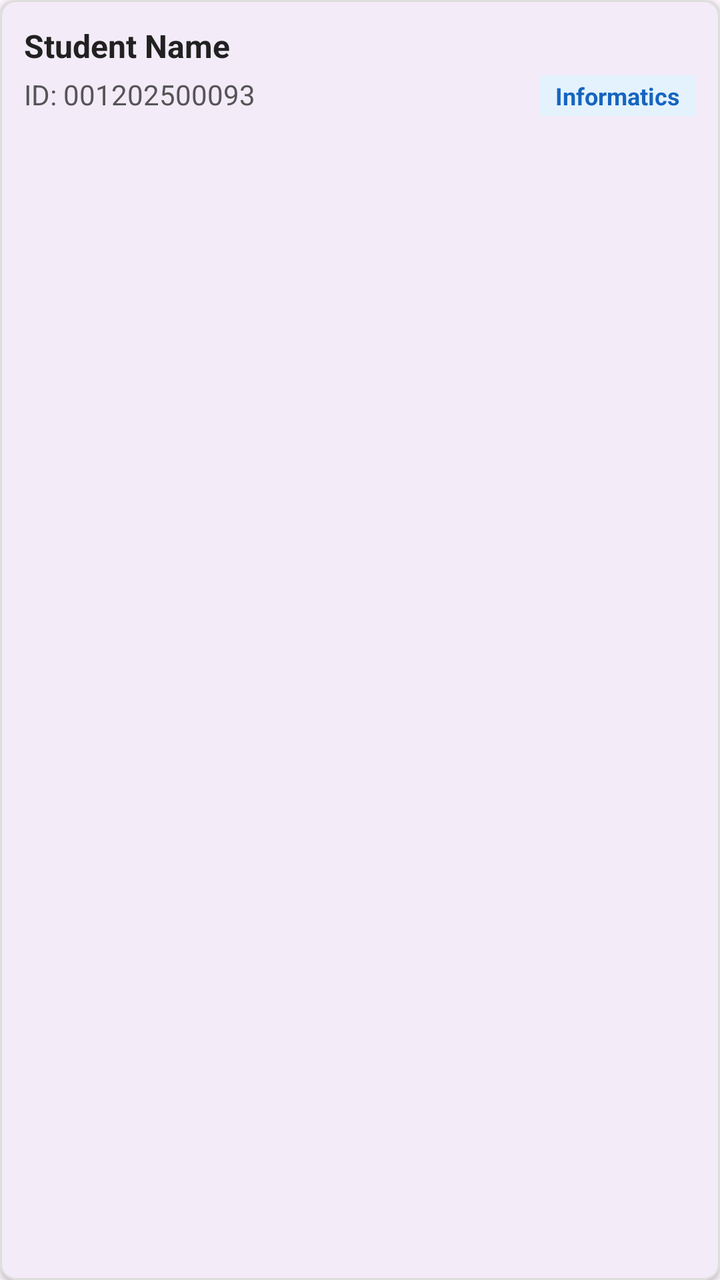
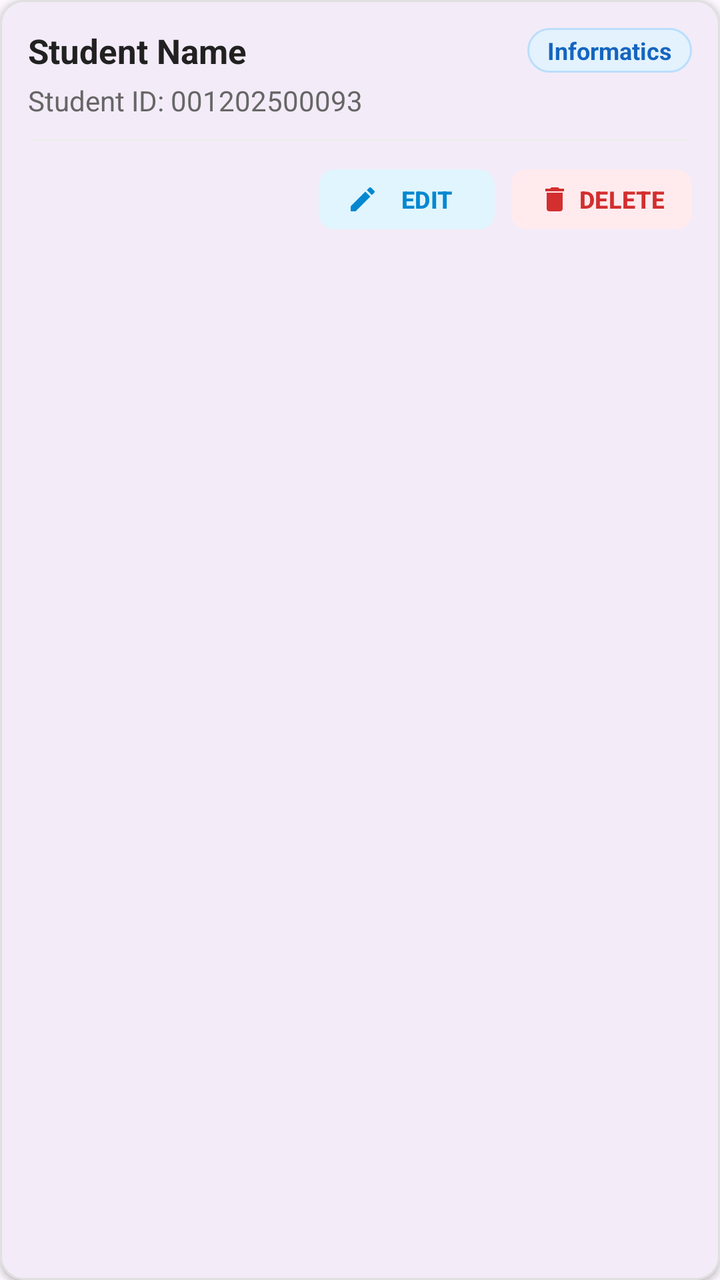

Before-and-after screenshots of an Android layout around one commit, followed by the original layout XML and the change that was made.
<!-- AndroidManifest.xml: application theme Theme.Midexam -->
<!-- res/layout/item_student.xml -->
<?xml version="1.0" encoding="utf-8"?>
<com.google.android.material.card.MaterialCardView xmlns:android="http://schemas.android.com/apk/res/android"
    xmlns:app="http://schemas.android.com/apk/res-auto"
    android:layout_width="match_parent"
    android:layout_height="wrap_content"
    android:layout_marginHorizontal="6dp"
    android:layout_marginVertical="4dp"
    app:cardCornerRadius="8dp"
    app:cardElevation="2dp"
    app:strokeColor="#DDDDDD"
    app:strokeWidth="1dp">

    <LinearLayout
        android:layout_width="match_parent"
        android:layout_height="wrap_content"
        android:orientation="vertical"
        android:padding="12dp">

        <TextView
            android:id="@+id/tvItemName"
            android:layout_width="match_parent"
            android:layout_height="wrap_content"
            android:text="Student Name"
            android:textColor="#212121"
            android:textSize="16sp"
            android:textStyle="bold" />

        <LinearLayout
            android:layout_width="match_parent"
            android:layout_height="wrap_content"
            android:layout_marginTop="4dp"
            android:orientation="horizontal">

            <TextView
                android:id="@+id/tvItemId"
                android:layout_width="0dp"
                android:layout_height="wrap_content"
                android:layout_weight="1"
                android:text="ID: 001202500093"
                android:textColor="#555555"
                android:textSize="14sp" />

            <TextView
                android:id="@+id/tvItemMajor"
                android:layout_width="wrap_content"
                android:layout_height="wrap_content"
                android:background="#E3F2FD"
                android:paddingHorizontal="8dp"
                android:paddingVertical="2dp"
                android:text="Informatics"
                android:textColor="#1565C0"
                android:textSize="12sp"
                android:textStyle="bold" />
        </LinearLayout>
    </LinearLayout>
</com.google.android.material.card.MaterialCardView>
<!-- resources referenced by this layout -->
<resources>
  <style name="Theme.Midexam" parent="Base.Theme.Midexam" />
  <style name="Base.Theme.Midexam" parent="Theme.Material3.DayNight.NoActionBar">
          
          
      </style>
</resources>

<!-- the commit's change to res/layout/item_student.xml (unified diff, before → after) -->
@@ -3,54 +3,110 @@
     xmlns:app="http://schemas.android.com/apk/res-auto"
     android:layout_width="match_parent"
     android:layout_height="wrap_content"
-    android:layout_marginHorizontal="6dp"
-    android:layout_marginVertical="4dp"
-    app:cardCornerRadius="8dp"
+    android:layout_marginHorizontal="8dp"
+    android:layout_marginVertical="6dp"
+    app:cardCornerRadius="12dp"
     app:cardElevation="2dp"
-    app:strokeColor="#DDDDDD"
+    app:strokeColor="#E0E0E0"
     app:strokeWidth="1dp">
 
     <LinearLayout
         android:layout_width="match_parent"
         android:layout_height="wrap_content"
         android:orientation="vertical"
-        android:padding="12dp">
+        android:padding="14dp">
 
-        <TextView
-            android:id="@+id/tvItemName"
-            android:layout_width="match_parent"
-            android:layout_height="wrap_content"
-            android:text="Student Name"
-            android:textColor="#212121"
-            android:textSize="16sp"
-            android:textStyle="bold" />
-
+        
         <LinearLayout
             android:layout_width="match_parent"
             android:layout_height="wrap_content"
-            android:layout_marginTop="4dp"
+            android:gravity="center_vertical"
             android:orientation="horizontal">
 
             <TextView
-                android:id="@+id/tvItemId"
+                android:id="@+id/tvItemName"
                 android:layout_width="0dp"
                 android:layout_height="wrap_content"
                 android:layout_weight="1"
-                android:text="ID: 001202500093"
-                android:textColor="#555555"
-                android:textSize="14sp" />
+                android:text="Student Name"
+                android:textColor="#212121"
+                android:textSize="17sp"
+                android:textStyle="bold" />
 
             <TextView
                 android:id="@+id/tvItemMajor"
                 android:layout_width="wrap_content"
                 android:layout_height="wrap_content"
-                android:background="#E3F2FD"
-                android:paddingHorizontal="8dp"
-                android:paddingVertical="2dp"
+                android:background="@drawable/badge_major_bg"
+                android:paddingHorizontal="10dp"
+                android:paddingVertical="3dp"
                 android:text="Informatics"
                 android:textColor="#1565C0"
                 android:textSize="12sp"
                 android:textStyle="bold" />
         </LinearLayout>
+
+        
+        <TextView
+            android:id="@+id/tvItemId"
+            android:layout_width="wrap_content"
+            android:layout_height="wrap_content"
+            android:layout_marginTop="4dp"
+            android:text="Student ID: 001202500093"
+            android:textColor="#666666"
+            android:textSize="14sp" />
+
+        
+        <View
+            android:layout_width="match_parent"
+            android:layout_height="1dp"
+            android:layout_marginVertical="10dp"
+            android:background="#EEEEEE" />
+
+        
+        <LinearLayout
+            android:layout_width="match_parent"
+            android:layout_height="wrap_content"
+            android:gravity="end"
+            android:orientation="horizontal">
+
+            <com.google.android.material.button.MaterialButton
+                android:id="@+id/btnItemEdit"
+                style="@style/Widget.Material3.Button.TonalButton"
+                android:layout_width="wrap_content"
+                android:layout_height="38dp"
+                android:layout_marginEnd="8dp"
+                android:paddingHorizontal="14dp"
+                android:paddingVertical="0dp"
+                android:text="EDIT"
+                android:textColor="#0288D1"
+                android:textSize="12sp"
+                android:textStyle="bold"
+                app:backgroundTint="#E1F5FE"
+                app:cornerRadius="8dp"
+                app:icon="@drawable/ic_edit"
+                app:iconPadding="4dp"
+                app:iconSize="16dp"
+                app:iconTint="#0288D1" />
+
+            <com.google.android.material.button.MaterialButton
+                android:id="@+id/btnItemDelete"
+                style="@style/Widget.Material3.Button.TonalButton"
+                android:layout_width="wrap_content"
+                android:layout_height="38dp"
+                android:paddingHorizontal="14dp"
+                android:paddingVertical="0dp"
+                android:text="DELETE"
+                android:textColor="#D32F2F"
+                android:textSize="12sp"
+                android:textStyle="bold"
+                app:backgroundTint="#FFEBEE"
+                app:cornerRadius="8dp"
+                app:icon="@drawable/ic_delete"
+                app:iconPadding="4dp"
+                app:iconSize="16dp"
+                app:iconTint="#D32F2F" />
+        </LinearLayout>
+
     </LinearLayout>
 </com.google.android.material.card.MaterialCardView>
<!-- resource entries referenced after the edit -->
@@ -1,5 +1,37 @@
 <!-- resources referenced by this layout -->
 <resources>
+  <!-- drawable badge_major_bg (drawable) -->
+  <?xml version="1.0" encoding="utf-8"?>
+  <shape xmlns:android="http://schemas.android.com/apk/res/android"
+      android:shape="rectangle">
+      <solid android:color="#E3F2FD" />
+      <corners android:radius="12dp" />
+      <stroke
+          android:width="1dp"
+          android:color="#BBDEFB" />
+  </shape>
+  <!-- drawable ic_delete (drawable) -->
+  <vector xmlns:android="http://schemas.android.com/apk/res/android"
+      android:width="20dp"
+      android:height="20dp"
+      android:viewportWidth="24"
+      android:viewportHeight="24"
+      android:tint="?attr/colorControlNormal">
+      <path
+          android:fillColor="@android:color/white"
+          android:pathData="M6,19c0,1.1 0.9,2 2,2h8c1.1,0 2,-0.9 2,-2V7H6v12zM19,4h-3.5l-1,-1h-5l-1,1H5v2h14V4z" />
+  </vector>
+  <!-- drawable ic_edit (drawable) -->
+  <vector xmlns:android="http://schemas.android.com/apk/res/android"
+      android:width="20dp"
+      android:height="20dp"
+      android:viewportWidth="24"
+      android:viewportHeight="24"
+      android:tint="?attr/colorControlNormal">
+      <path
+          android:fillColor="@android:color/white"
+          android:pathData="M3,17.25V21h3.75L17.81,9.94l-3.75,-3.75L3,17.25zM20.71,7.04c0.39,-0.39 0.39,-1.02 0,-1.41l-2.34,-2.34c-0.39,-0.39 -1.02,-0.39 -1.41,0l-1.83,1.83 3.75,3.75 1.83,-1.83z" />
+  </vector>
   <style name="Theme.Midexam" parent="Base.Theme.Midexam" />
   <style name="Base.Theme.Midexam" parent="Theme.Material3.DayNight.NoActionBar">
           
